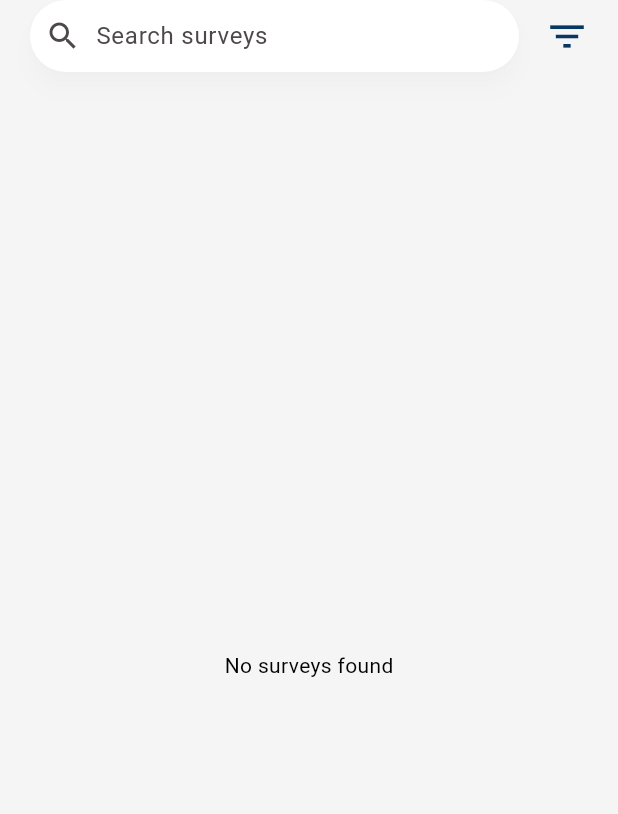
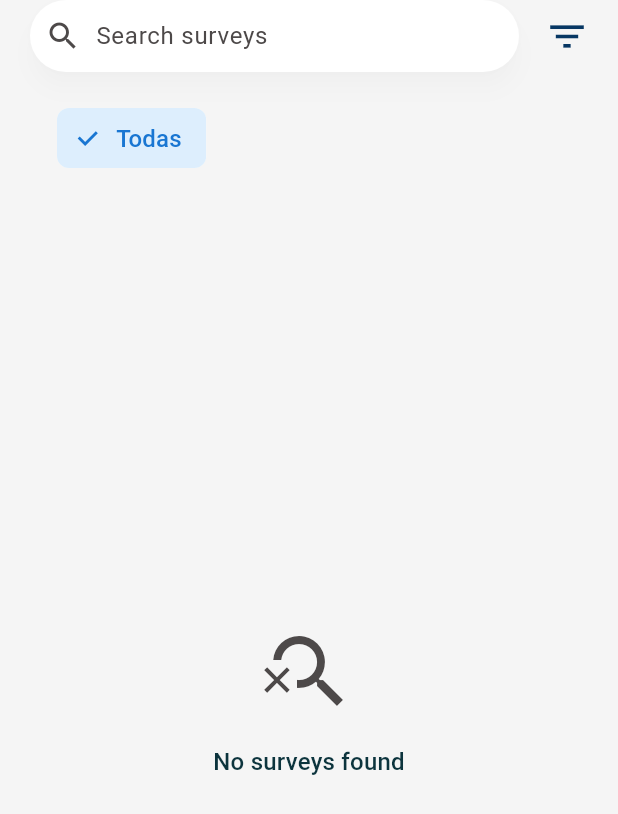
Before and after one commit to manuelcabrera1/surbased, a Flutter app: the SurveyList widget shown alone on an empty page, opened directly with empty values, on a phone screen of 412 x 824 dp. Shown: the top 814 px of the screen. Run offline on Flutter 3.47's test engine with Material 3 defaults, Android fonts, the phone set to English and light mode, and no system bars; our stand-ins replace fl_chart, shared_preferences, table_calendar; accounts and stored records are empty; generated files the repository leaves out were written again.

Commit message:
feat(frontend): add category filters to survey list

```diff
--- a/client/surbased/lib/src/survey/application/widgets/survey_list.dart
+++ b/client/surbased/lib/src/survey/application/widgets/survey_list.dart
@@ -21,7 +21,7 @@ class SurveyList extends StatefulWidget {
 
 class _SurveyListState extends State<SurveyList> {
   final _searchController = SearchController();
-  String _searchQuery = '';
+  String? _selectedCategory;
   List<Survey> _surveysToShow = [];
 
   @override
@@ -45,6 +45,8 @@ class _SurveyListState extends State<SurveyList> {
 
   Future<void> _handleOnTap(Survey survey) async {
     final authProvider = Provider.of<AuthProvider>(context, listen: false);
+    final surveyProvider =
+            Provider.of<SurveyProvider>(context, listen: false);
 
     if (mounted && authProvider.userRole != null) {
       final userRole = authProvider.userRole;
@@ -52,17 +54,14 @@ class _SurveyListState extends State<SurveyList> {
         final answerProvider =
             Provider.of<AnswerProvider>(context, listen: false);
         answerProvider.setCurrentSurveyBeingAnswered(survey);
+        surveyProvider.currentSurvey = survey;
         Navigator.push(
           context,
           MaterialPageRoute(
-            builder: (context) => SurveyCompletePage(
-              survey: survey,
-            ),
+            builder: (context) => const SurveyCompletePage(),
           ),
         );
       } else {
-        final surveyProvider =
-            Provider.of<SurveyProvider>(context, listen: false);
         surveyProvider.currentSurvey = survey;
 
         if (mounted) {
@@ -74,12 +73,18 @@ class _SurveyListState extends State<SurveyList> {
 
   void filterSurveys() {
     final surveyProvider = Provider.of<SurveyProvider>(context, listen: false);
+    final categoryProvider = Provider.of<CategoryProvider>(context, listen: false);
 
     if (mounted) {
       setState(() {
         _surveysToShow = widget.surveys
-            .where((survey) =>
-                survey.name.toLowerCase().contains(_searchQuery.toLowerCase()))
+            .where((survey) {
+                String categoryName = categoryProvider.getCategoryById(survey.categoryId).name;
+                bool search = survey.name.toLowerCase().contains(_searchController.text.toLowerCase()) ||
+                categoryName.toLowerCase().contains(_searchController.text.toLowerCase());
+                bool category = _selectedCategory == null || _selectedCategory == survey.categoryId;
+                return search && category;
+            })
             .toList();
       });
     }
@@ -113,7 +118,9 @@ class _SurveyListState extends State<SurveyList> {
       children: [
         Padding(
           padding: const EdgeInsets.only(left: 20, right: 10),
-          child: Row(
+          child: Column(
+            children: [
+              Row(
                 mainAxisAlignment: MainAxisAlignment.spaceBetween,
                 crossAxisAlignment: CrossAxisAlignment.center,
                 children: [
@@ -129,7 +136,7 @@ class _SurveyListState extends State<SurveyList> {
                       leading: Icon(Icons.search,
                           color: theme.colorScheme.onSurfaceVariant),
                       trailing: [
-                      if (_searchQuery != '')
+                        if (_searchController.text != '')
                           IconButton(
                             onPressed: () {
                               setState(() {
@@ -141,10 +148,7 @@ class _SurveyListState extends State<SurveyList> {
                           )
                       ],
                       onChanged: (value) {
-                      setState(() {
-                        _searchQuery = value;
-                      });
-                      if (_searchQuery != '') {
+                        if (_searchController.text != '') {
                           filterSurveys();
                         } else {
                           setState(() {
@@ -153,9 +157,6 @@ class _SurveyListState extends State<SurveyList> {
                         }
                       },
                       onSubmitted: (value) {
-                      setState(() {
-                        _searchQuery = value;
-                      });
                         filterSurveys();
                       },
                       hintText: AppLocalizations.of(context)!
@@ -170,21 +171,78 @@ class _SurveyListState extends State<SurveyList> {
                 ),
               ],
             ),
+            const SizedBox(height: 24),
+            Padding(
+              padding: const EdgeInsets.only(left: 18, right: 10),
+              child: SizedBox(
+                height: 40,
+                child: ListView.builder(
+                  scrollDirection: Axis.horizontal,
+                  itemCount: categoryProvider.categories.length + 1,
+                  itemBuilder: (context, index) {
+                    if (index == 0) {
+                      return Padding(
+                        padding: const EdgeInsets.only(right: 8),
+                        child: FilterChip(
+                          label: const Text('Todas'),
+                          selected: _selectedCategory == null,
+                          onSelected: (selected) {
+                            setState(() => _selectedCategory = null);
+                            filterSurveys();
+                          },
                         ),
-        const SizedBox(height: 15),
-        if (widget.surveys.isEmpty || _surveysToShow.isEmpty)
-          Expanded(
-            child: Center(
-              child: Text(
-                AppLocalizations.of(context)!.surveys_error_no_surveys,
+                      );
+                    }
+                    final category = categoryProvider.categories[index - 1];
+                    return Padding(
+                      padding: const EdgeInsets.only(right: 8),
+                      child: FilterChip(
+                        label: Text(category.name),
+                        selected: _selectedCategory == category.id,
+                        onSelected: (selected) {
+                          setState(() => _selectedCategory = category.id);
+                          filterSurveys();
+                        },
+                      ),
+                    );
+                  },
                 ),
               ),
+            ),
+            ],
+          ),
+        ),
+        if (widget.surveys.isEmpty || _surveysToShow.isEmpty) ...[
+          Expanded(
+            child: Column(
+              mainAxisAlignment: MainAxisAlignment.center,
+              children: [
+                Center(
+                  child: Column(
+                    mainAxisAlignment: MainAxisAlignment.center,
+                    children: [
+                      Icon(
+                        Icons.search_off,
+                        size: 64,
+                        color: theme.colorScheme.onSurfaceVariant,
+                      ),
+                      const SizedBox(height: 16),
+                      Text(
+                        AppLocalizations.of(context)!.surveys_error_no_surveys,
+                        style: theme.textTheme.titleMedium,
+                      ),
+                    ],
+                  ),
+                ),
+              ],
+            ),
           )
-        else
+        ] else ...[
+          const SizedBox(height: 10),
           Expanded(
             child: ListView.builder(
               physics: const AlwaysScrollableScrollPhysics(),
-              padding: const EdgeInsets.symmetric(horizontal: 10),
+              padding: const EdgeInsets.symmetric(horizontal: 10, vertical: 15),
               itemCount: _surveysToShow.length,
               itemBuilder: (context, index) => SurveyCard(
                 userRole: userRole,
@@ -195,6 +253,7 @@ class _SurveyListState extends State<SurveyList> {
               ),
             ),
             ),
+        ]
       ],
     );
   }
```
Lines whose indentation alone changed are shown as unchanged.
